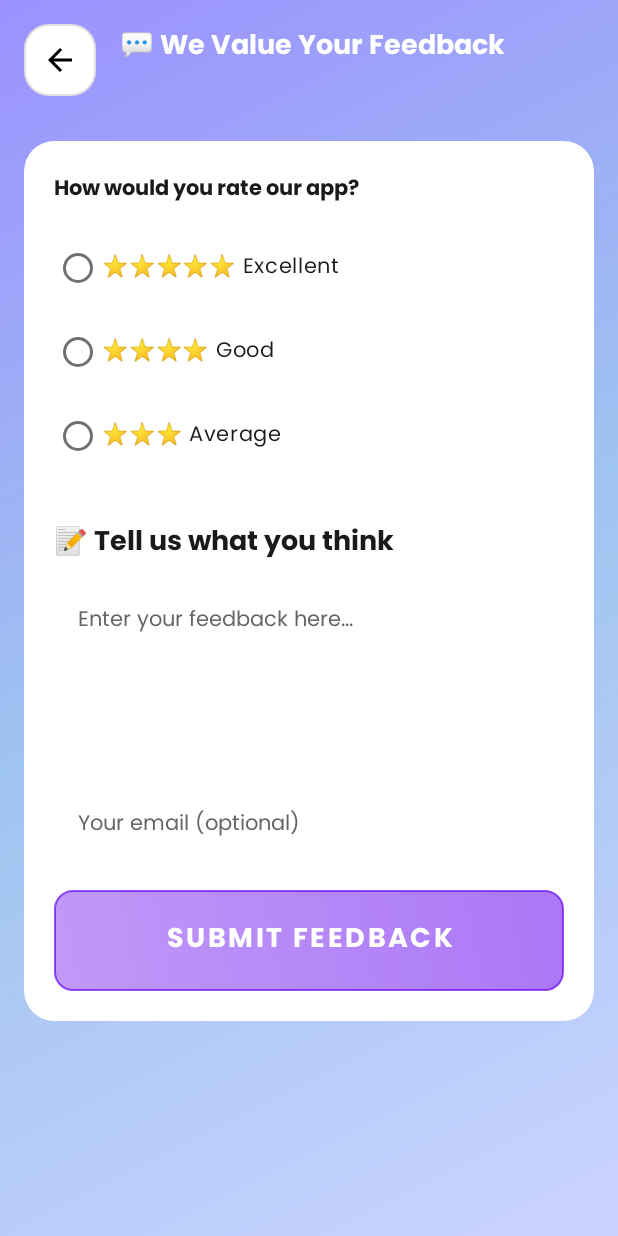
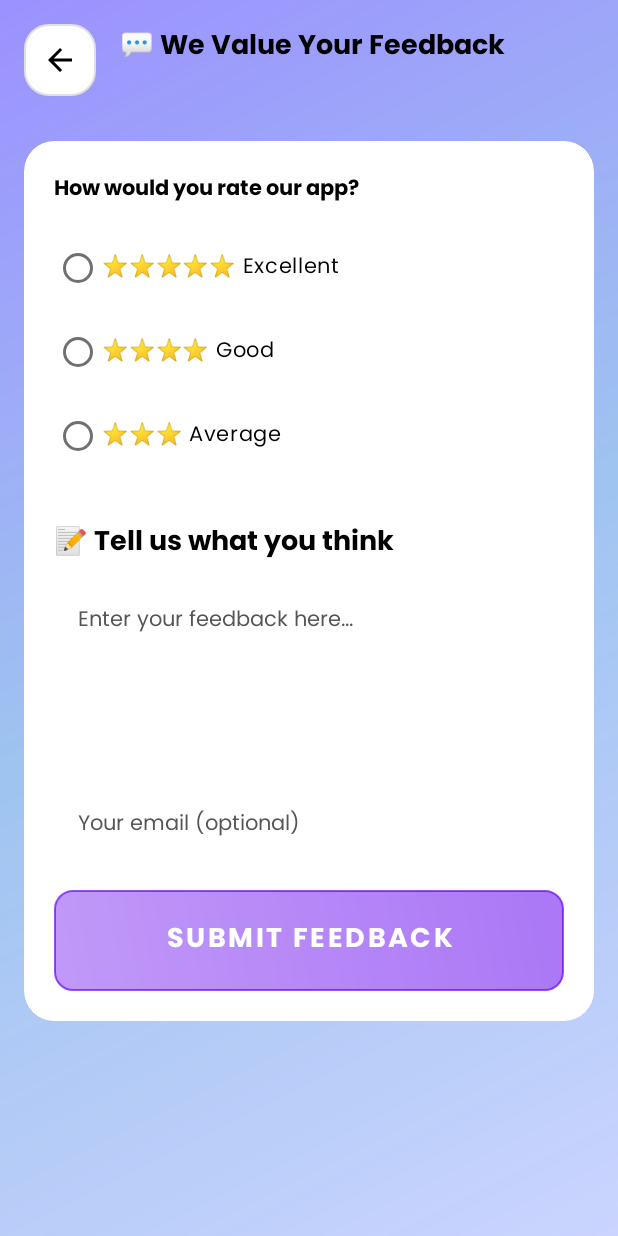
Before and after one commit to kaungthant-w/expense-android, an Android app: the FeedbackActivity screen opened directly, with no data from a screen before it, on a phone screen of 412 x 824 dp. Run offline under Robolectric (Android 15) with nearby library versions, the phone set to English and light mode, and no system bars.

Commit message:
add light color text in feedback page

```diff
--- a/app/src/main/res/layout/activity_feedback.xml
+++ b/app/src/main/res/layout/activity_feedback.xml
@@ -10,9 +10,7 @@
                 <!-- Header with Back Button -->
                 <LinearLayout android:layout_width="match_parent" android:layout_height="wrap_content" android:orientation="horizontal" android:layout_marginBottom="30dp">
 
-                    <ImageButton android:id="@+id/buttonBack" android:layout_width="48dp" android:layout_height="48dp" android:background="@drawable/card_background" android:src="@drawable/ic_arrow_back" android:layout_marginEnd="16dp" android:contentDescription="Back" />
-
-                    <TextView android:layout_width="0dp" android:layout_height="wrap_content" android:layout_weight="1" android:text="💬 We Value Your Feedback" android:textSize="18sp" android:textStyle="bold" android:gravity="center_vertical" android:textColor="@android:color/white" />
+                    <ImageButton android:id="@+id/buttonBack" android:layout_width="48dp" android:layout_height="48dp" android:background="@drawable/card_background" android:src="@drawable/ic_arrow_back" android:layout_marginEnd="16dp" android:contentDescription="Back" />                    <TextView android:layout_width="0dp" android:layout_height="wrap_content" android:layout_weight="1" android:text="💬 We Value Your Feedback" android:textSize="18sp" android:textStyle="bold" android:gravity="center_vertical" android:textColor="?attr/textPrimaryColor" />
 
                 </LinearLayout>
 
@@ -20,21 +18,19 @@
 
                     <LinearLayout android:layout_width="match_parent" android:layout_height="wrap_content" android:orientation="vertical" android:padding="20dp" android:background="@drawable/glassmorphism_card">
 
-                        <TextView android:id="@+id/textViewRatingQuestion" android:layout_width="match_parent" android:layout_height="wrap_content" android:text="How would you rate our app?" android:textSize="14sp" android:textStyle="bold" android:textColor="#1A1A1A" android:layout_marginBottom="16dp" />
-                        <RadioGroup android:id="@+id/radioGroupRating" android:layout_width="match_parent" android:layout_height="wrap_content" android:layout_marginBottom="24dp">
+                        <TextView android:id="@+id/textViewRatingQuestion" android:layout_width="match_parent" android:layout_height="wrap_content" android:text="How would you rate our app?" android:textSize="14sp" android:textStyle="bold" android:textColor="?attr/textPrimaryColor" android:layout_marginBottom="16dp" />
+                        <RadioGroup android:id="@+id/radioGroupRating" android:layout_width="match_parent" android:layout_height="wrap_content" android:layout_marginBottom="24dp">                            <RadioButton android:id="@+id/radioButtonExcellent" android:layout_width="match_parent" android:layout_height="wrap_content" android:text="⭐⭐⭐⭐⭐ Excellent" android:textSize="14sp" android:textColor="?attr/textPrimaryColor" android:layout_marginBottom="8dp" />
 
-                            <RadioButton android:id="@+id/radioButtonExcellent" android:layout_width="match_parent" android:layout_height="wrap_content" android:text="⭐⭐⭐⭐⭐ Excellent" android:textSize="14sp" android:textColor="#1A1A1A" android:layout_marginBottom="8dp" />
+                            <RadioButton android:id="@+id/radioButtonGood" android:layout_width="match_parent" android:layout_height="wrap_content" android:text="⭐⭐⭐⭐ Good" android:textSize="14sp" android:textColor="?attr/textPrimaryColor" android:layout_marginBottom="8dp" />
 
-                            <RadioButton android:id="@+id/radioButtonGood" android:layout_width="match_parent" android:layout_height="wrap_content" android:text="⭐⭐⭐⭐ Good" android:textSize="14sp" android:textColor="#1A1A1A" android:layout_marginBottom="8dp" />
-
-                            <RadioButton android:id="@+id/radioButtonAverage" android:layout_width="match_parent" android:layout_height="wrap_content" android:text="⭐⭐⭐ Average" android:textSize="14sp" android:textColor="#1A1A1A" android:layout_marginBottom="8dp" />
+                            <RadioButton android:id="@+id/radioButtonAverage" android:layout_width="match_parent" android:layout_height="wrap_content" android:text="⭐⭐⭐ Average" android:textSize="14sp" android:textColor="?attr/textPrimaryColor" android:layout_marginBottom="8dp" />
 
                         </RadioGroup>
-                        <TextView android:id="@+id/textViewFeedbackLabel" android:layout_width="match_parent" android:layout_height="wrap_content" android:text="📝 Tell us what you think" android:textSize="18sp" android:textStyle="bold" android:textColor="#1A1A1A" android:layout_marginBottom="8dp" />
+                        <TextView android:id="@+id/textViewFeedbackLabel" android:layout_width="match_parent" android:layout_height="wrap_content" android:text="📝 Tell us what you think" android:textSize="18sp" android:textStyle="bold" android:textColor="?attr/textPrimaryColor" android:layout_marginBottom="8dp" />
 
-                        <EditText android:id="@+id/editTextFeedback" android:layout_width="match_parent" android:layout_height="120dp" android:hint="Share your thoughts, suggestions, or report issues..." android:background="@drawable/glassmorphism_input" android:padding="16dp" android:textColor="#1A1A1A" android:textColorHint="#666666" android:textSize="14sp" android:gravity="top" android:inputType="textMultiLine" android:layout_marginBottom="16dp" />
+                        <EditText android:id="@+id/editTextFeedback" android:layout_width="match_parent" android:layout_height="120dp" android:hint="Share your thoughts, suggestions, or report issues..." android:background="@drawable/glassmorphism_input" android:padding="16dp" android:textColor="?attr/textPrimaryColor" android:textColorHint="?attr/textSecondaryColor" android:textSize="14sp" android:gravity="top" android:inputType="textMultiLine" android:layout_marginBottom="16dp" />
 
-                        <EditText android:id="@+id/editTextEmail" android:layout_width="match_parent" android:layout_height="wrap_content" android:hint="📧 your.email@example.com (Optional)" android:background="@drawable/glassmorphism_input" android:padding="16dp" android:textColor="#1A1A1A" android:textColorHint="#666666" android:textSize="14sp" android:inputType="textEmailAddress" android:layout_marginBottom="15dp" />
+                        <EditText android:id="@+id/editTextEmail" android:layout_width="match_parent" android:layout_height="wrap_content" android:hint="📧 your.email@example.com (Optional)" android:background="@drawable/glassmorphism_input" android:padding="16dp" android:textColor="?attr/textPrimaryColor" android:textColorHint="?attr/textSecondaryColor" android:textSize="14sp" android:inputType="textEmailAddress" android:layout_marginBottom="15dp" />
 
                         <Button android:id="@+id/buttonSubmit" android:layout_width="match_parent" android:layout_height="wrap_content" android:text="📤 Send Feedback" android:background="@drawable/glassmorphism_button" android:textColor="@android:color/white" android:textSize="18sp" android:textStyle="bold" android:padding="12dp" android:elevation="8dp" />
                     </LinearLayout>
```
